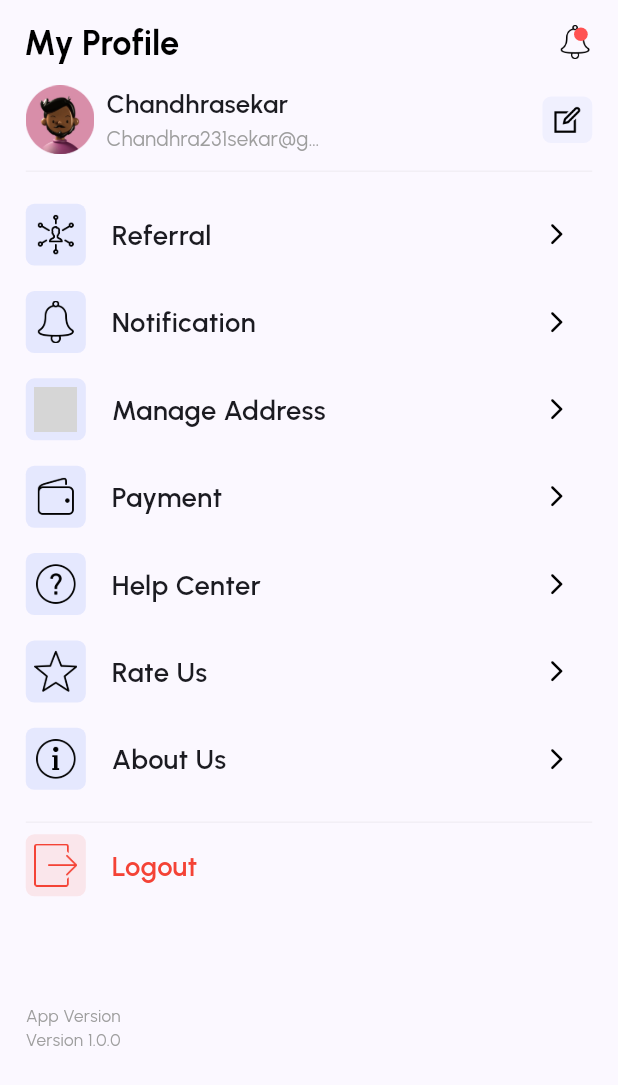
After one commit to Sundhar22/UserApp, a Flutter app: the ProfilePage screen opened directly, on a phone screen of 412 x 824 dp. The commit adds this screen. Shown: the top 1085 px of the screen. Run offline on Flutter 3.47's test engine with Material 3 defaults, Android fonts, the phone set to English and light mode, and no system bars; our stand-ins replace carousel_slider, dots_indicator, flutter_otp_text_field, flutter_screenutil; grey boxes are pictures that could not be loaded.

Commit message:
profile_ui update

```diff
--- /dev/null
+++ b/lib/features/profile/ui/profile_ui.dart
@@ -0,0 +1,288 @@
+import 'package:flutter/material.dart';
+import 'package:flutter_screenutil/flutter_screenutil.dart';
+import 'package:user_app/constant/colors/app_color.dart';
+
+import '../../home/ui/widgets/home_widgets.dart';
+
+class ProfilePage extends StatelessWidget {
+  const ProfilePage({super.key});
+
+  @override
+  Widget build(BuildContext context) {
+    return Scaffold(
+      appBar: profileAppBar(),
+      body: SingleChildScrollView(
+        child: Padding(
+          padding: EdgeInsets.symmetric(horizontal: 15.w),
+          child: Column(
+            crossAxisAlignment: CrossAxisAlignment.start,
+            children: [
+              profileEditWidget(),
+              SizedBox(
+                height: 2.h,
+              ),
+              Divider(
+                color: Colors.grey.withOpacity(0.1),
+              ),
+              // Profile Content
+              profileContent(),
+              Divider(
+                color: Colors.grey.withOpacity(0.1),
+              ),
+              // Logout
+              logoutWidget(),
+              SizedBox(
+                height: 50.h,
+              ),
+              // App Version
+              appVersion()
+            ],
+          ),
+        ),
+      ),
+    );
+  }
+
+  Column appVersion() {
+    return Column(
+      crossAxisAlignment: CrossAxisAlignment.start,
+      children: [
+        SizedBox(
+          height: 10.h,
+        ),
+        Text(
+          'App Version',
+          style: TextStyle(
+            fontWeight: FontWeight.w400,
+            fontSize: 10.sp,
+            color: Colors.grey,
+          ),
+        ),
+        Text(
+          'Version 1.0.0',
+          style: TextStyle(
+            fontWeight: FontWeight.w400,
+            fontSize: 10.sp,
+            color: Colors.grey,
+          ),
+        ),
+      ],
+    );
+  }
+
+  GestureDetector logoutWidget() {
+    return GestureDetector(
+      onTap: () {},
+      child: Row(
+        children: [
+          Container(
+            padding: EdgeInsets.all(5.r),
+            decoration: BoxDecoration(
+              color: Colors.red.withOpacity(0.1),
+              borderRadius: BorderRadius.circular(5.r),
+            ),
+            child: Image.asset('assets/icons/logout-100.png',
+                height: 25.h, width: 25.w, color: Colors.red),
+          ),
+          SizedBox(
+            width: 15.w,
+          ),
+          Text(
+            'Logout',
+            style: TextStyle(
+              fontWeight: FontWeight.w600,
+              fontSize: 16.sp,
+              color: Colors.red,
+            ),
+          ),
+        ],
+      ),
+    );
+  }
+
+  SizedBox profileContent() {
+    return SizedBox(
+      height: 350.h,
+      child: Column(
+        mainAxisAlignment: MainAxisAlignment.spaceEvenly,
+        children: [
+          profileContentWidget(
+            iconPath: 'assets/icons/omnichannel-100.png',
+            title: 'Referral',
+            onTap: () {},
+          ),
+          profileContentWidget(
+            iconPath: 'assets/icons/notification-100.png',
+            title: 'Notification',
+            onTap: () {},
+          ),
+          profileContentWidget(
+            iconPath: 'assets/icons/location-100.png',
+            title: 'Manage Address',
+            onTap: () {},
+          ),
+          profileContentWidget(
+            iconPath: 'assets/icons/wallet-100.png',
+            title: 'Payment',
+            onTap: () {},
+          ),
+          profileContentWidget(
+            iconPath: 'assets/icons/help-100.png',
+            title: 'Help Center',
+            onTap: () {},
+          ),
+          profileContentWidget(
+            iconPath: 'assets/icons/star-100-2.png',
+            title: 'Rate Us',
+            onTap: () {},
+          ),
+          profileContentWidget(
+            iconPath: 'assets/icons/about-100.png',
+            title: 'About Us',
+            onTap: () {},
+          ),
+        ],
+      ),
+    );
+  }
+
+  Row profileContentWidget(
+      {required String iconPath,
+      required String title,
+      required Function onTap}) {
+    return Row(
+      mainAxisAlignment: MainAxisAlignment.spaceBetween,
+      children: [
+        Row(
+          children: [
+            Container(
+              padding: EdgeInsets.all(5.r),
+              decoration: BoxDecoration(
+                color: AppColor.primaryColor.withOpacity(0.1),
+                borderRadius: BorderRadius.circular(5.r),
+              ),
+              child: Image.asset(iconPath, height: 25.h, width: 25.w),
+            ),
+            SizedBox(
+              width: 15.w,
+            ),
+            Text(
+              title,
+              style: TextStyle(
+                fontWeight: FontWeight.w600,
+                fontSize: 16.sp,
+              ),
+            ),
+          ],
+        ),
+        IconButton(
+            style: const ButtonStyle(splashFactory: NoSplash.splashFactory),
+            onPressed: () {},
+            icon: Icon(
+              Icons.arrow_forward_ios_rounded,
+              size: 15.sp,
+              color: Colors.black,
+            ))
+      ],
+    );
+  }
+
+  Row profileEditWidget() {
+    return Row(
+      mainAxisAlignment: MainAxisAlignment.spaceBetween,
+      children: [
+        // Profile Image, Name and Email widget
+        profileAndName(),
+        // Edit Icon
+        SizedBox(
+          height: 26.h,
+          width: 29.w,
+          child: IconButton(
+              onPressed: () {},
+              style: ButtonStyle(
+                padding: MaterialStateProperty.all(EdgeInsets.zero),
+                backgroundColor: MaterialStateProperty.all(
+                  AppColor.primaryColor.withOpacity(0.05),
+                ),
+                shape: MaterialStateProperty.all(
+                  RoundedRectangleBorder(
+                    borderRadius: BorderRadius.circular(5.r),
+                  ),
+                ),
+              ),
+              icon: Image.asset(
+                'assets/icons/edit-100.png',
+                height: 20.h,
+                width: 20.w,
+              )),
+        ),
+      ],
+    );
+  }
+
+  Row profileAndName() {
+    return Row(
+      crossAxisAlignment: CrossAxisAlignment.center,
+      mainAxisAlignment: MainAxisAlignment.spaceBetween,
+      children: [
+        Container(
+          height: 40.h,
+          width: 40.w,
+          decoration: const BoxDecoration(
+            shape: BoxShape.circle,
+          ),
+          child: Image.asset("assets/img/user.png"),
+        ),
+        SizedBox(width: 7.w),
+        Column(
+          crossAxisAlignment: CrossAxisAlignment.start,
+          children: [
+            Text(
+              "Chandhrasekar",
+              style: TextStyle(
+                fontWeight: FontWeight.w600,
+                fontSize: 15.sp,
+              ),
+            ),
+            SizedBox(
+              width: 130.w,
+              child: Text(
+                'Chandhra231sekar@gmail.com',
+                overflow: TextOverflow.ellipsis,
+                style: TextStyle(
+                  fontWeight: FontWeight.w400,
+                  fontSize: 12.sp,
+                  color: Colors.grey,
+                ),
+              ),
+            )
+          ],
+        )
+      ],
+    );
+  }
+
+  AppBar profileAppBar() {
+    return AppBar(
+      title: Text(
+        'My Profile',
+        style: TextStyle(
+          color: Colors.black,
+          fontWeight: FontWeight.bold,
+          fontSize: 20.sp,
+        ),
+      ),
+      centerTitle: false,
+      actions: [
+        Padding(
+          padding: EdgeInsets.symmetric(horizontal: 15.0.w),
+          child: NotificationIconCustom(
+            onTap: () {},
+            height: 20.h,
+            width: 20.w,
+          ),
+        ),
+      ],
+    );
+  }
+}
--- a/lib/features/widgets/nav_bar/nav_bar.dart
+++ b/lib/features/widgets/nav_bar/nav_bar.dart
@@ -2,6 +2,7 @@ import 'package:flutter/material.dart';
 import 'package:flutter_screenutil/flutter_screenutil.dart';
 import 'package:user_app/constant/colors/app_color.dart';
 import 'package:user_app/features/home/ui/home.dart';
+import 'package:user_app/features/profile/ui/profile_ui.dart';
 
 import '../../booking/ui/booking.dart';
 
@@ -12,14 +13,8 @@ class NavBar extends StatefulWidget {
   State<NavBar> createState() => _NavBarState();
 }
 
-
 class _NavBarState extends State<NavBar> {
-  List<Widget> pages = const <Widget>[
-    HomePage(),
-BookingPage(),
-    HomePage(),
-    // ProfilePage(),
-  ];
+  List<Widget> pages = const <Widget>[HomePage(), BookingPage(), ProfilePage()];
   int index = 0;
   @override
   Widget build(BuildContext context) {
```
